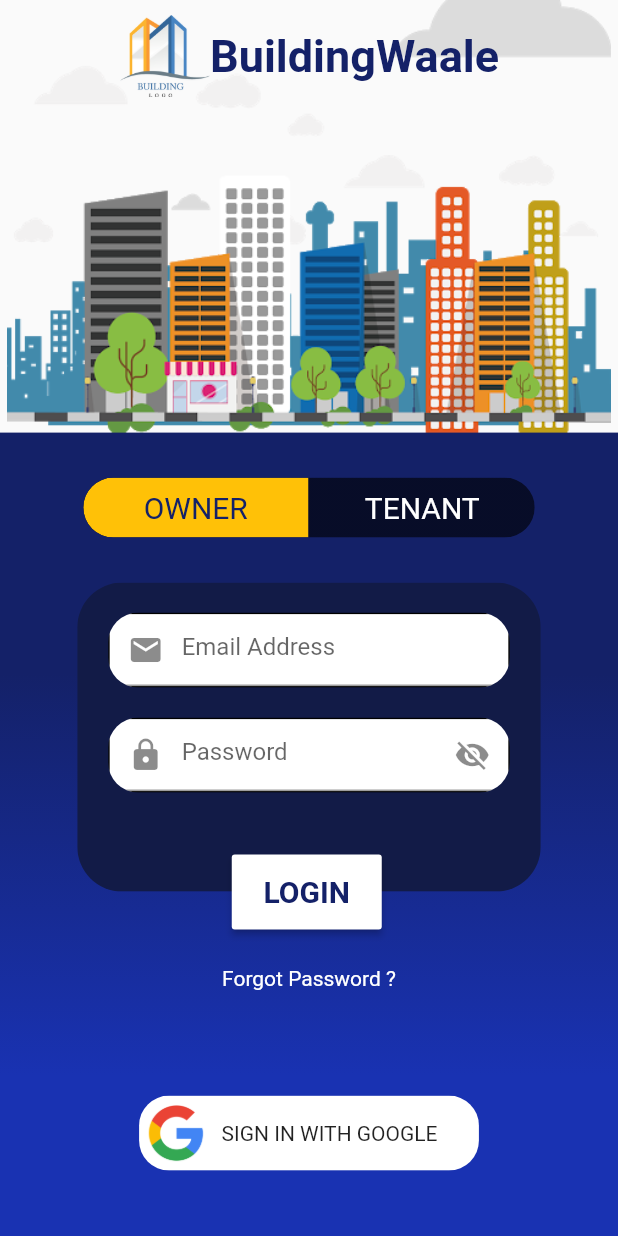
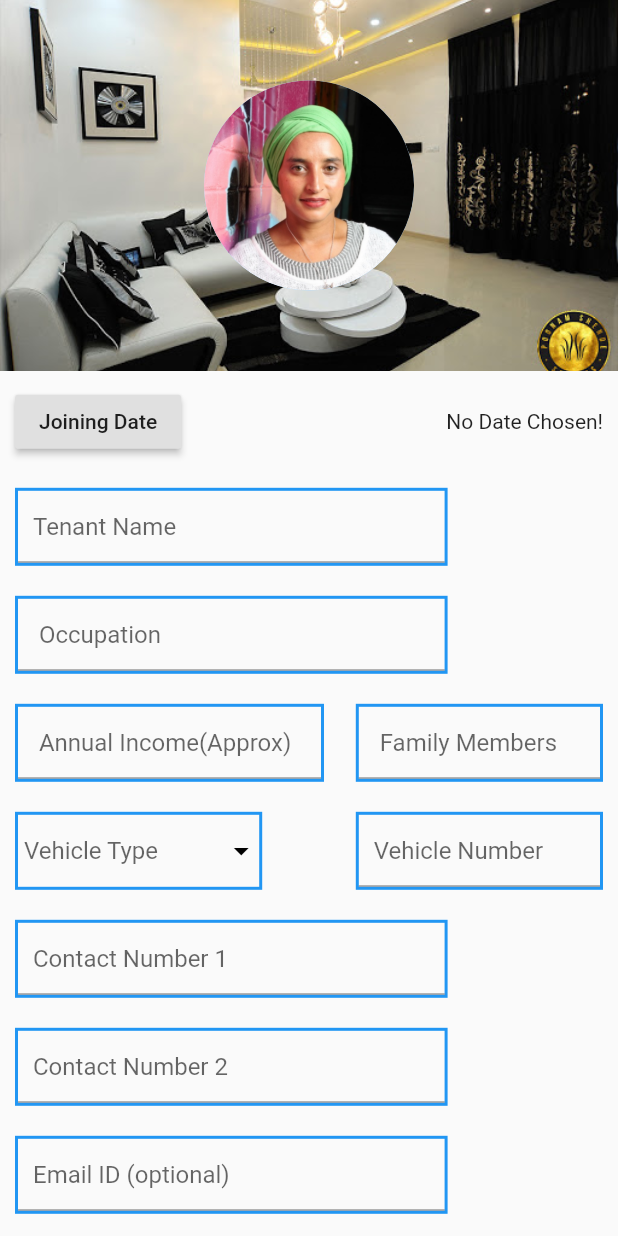
Before and after one commit to smqcse101/Miniprojectlite, a Flutter app: the screen it shows after launch, on a phone screen of 412 x 824 dp. Run offline on Flutter 3.47's test engine with Material 2 defaults, Android fonts, the phone set to English and light mode, and no system bars; drawn by our look-alikes of toggle_switch; our stand-ins replace image_picker.

Commit message:
5th iteration

```diff
--- /dev/null
+++ b/lib/Pages/addtenant.dart
@@ -0,0 +1,361 @@
+import 'package:flutter/cupertino.dart';
+import 'package:intl/intl.dart';
+import 'package:flutter/material.dart';
+import 'package:flutter/rendering.dart';
+import 'package:flutter/widgets.dart';
+import 'package:miniproject/models/tenantmodel.dart';
+
+class AddTenant extends StatefulWidget {
+  @override
+  _AddTenantState createState() => _AddTenantState();
+}
+
+class _AddTenantState extends State<AddTenant> {
+  TenanatDetails data = TenanatDetails();
+
+  DateTime selectedDate;
+
+  void _presentDatePicker() {
+    showDatePicker(
+      context: context,
+      initialDate: DateTime.now(),
+      firstDate: DateTime(1980),
+      lastDate: DateTime.now(),
+    ).then((pickedDate) {
+      if (pickedDate == null) {
+        return;
+      }
+      setState(() {
+        selectedDate = pickedDate;
+      });
+    });
+  }
+
+  @override
+  Widget build(BuildContext context) {
+    double screenheight = MediaQuery.of(context).size.height;
+    double screenwidth = MediaQuery.of(context).size.width;
+
+    return Scaffold(
+      body: Container(
+          child: ListView(
+        children: [
+          Column(
+            children: [
+              Stack(
+                alignment: Alignment.center,
+                children: [
+                  Container(
+                    height: screenheight * 0.3,
+                    width: double.infinity,
+                    child: Image.asset(
+                      "Assets/flat.jpg",
+                      fit: BoxFit.fitWidth,
+                      colorBlendMode: BlendMode.dstATop,
+                    ),
+                  ),
+                  Positioned(
+                      child: CircleAvatar(
+                    radius: 70,
+                    backgroundImage: AssetImage("Assets/profile.png"),
+                  )),
+                ],
+              ),
+              Container(
+                width: screenwidth,
+                padding: EdgeInsets.all(10),
+                child: Column(
+                  crossAxisAlignment: CrossAxisAlignment.start,
+                  children: [
+                    Row(
+                      mainAxisAlignment: MainAxisAlignment.spaceBetween,
+                      children: [
+                        RaisedButton(
+                          onPressed: _presentDatePicker,
+                          child: Text("Joining Date"),
+                        ),
+                        Text(selectedDate == null
+                            ? 'No Date Chosen!'
+                            : 'Picked Date: ${DateFormat.yMMMd().format(selectedDate)}'),
+                      ],
+                    ),
+                    SizedBox(
+                      height: 20,
+                    ),
+                    Container(
+                      decoration: BoxDecoration(
+                          border: Border.all(width: 2, color: Colors.blue)),
+                      width: screenwidth * 0.7,
+                      child: TextFormField(
+                        onSaved: (value) {
+                          setState(() {
+                            data.familyName = value;
+                          });
+                        },
+                        decoration: InputDecoration(
+                            hintText: 'Tenant Name',
+                            contentPadding: EdgeInsets.all(10)),
+                      ),
+                    ),
+                    SizedBox(
+                      height: 20,
+                    ),
+                    Container(
+                      decoration: BoxDecoration(
+                          border: Border.all(width: 2, color: Colors.blue)),
+                      width: screenwidth * 0.7,
+                      child: TextFormField(
+                        onSaved: (value) {
+                          setState(() {
+                            data.occupation = value;
+                          });
+                        },
+                        decoration: InputDecoration(
+                            hintText: ' Occupation',
+                            contentPadding: EdgeInsets.all(10)),
+                      ),
+                    ),
+                    SizedBox(
+                      height: 20,
+                    ),
+                    Row(
+                      mainAxisAlignment: MainAxisAlignment.spaceBetween,
+                      children: [
+                        Container(
+                          decoration: BoxDecoration(
+                              border: Border.all(width: 2, color: Colors.blue)),
+                          width: screenwidth * 0.5,
+                          child: TextFormField(
+                            keyboardType: TextInputType.number,
+                            onSaved: (value) {
+                              setState(() {
+                                data.annualIncome = value;
+                              });
+                            },
+                            decoration: InputDecoration(
+                                hintText: ' Annual Income(Approx)',
+                                contentPadding: EdgeInsets.all(10)),
+                          ),
+                        ),
+                        Container(
+                          decoration: BoxDecoration(
+                              border: Border.all(width: 2, color: Colors.blue)),
+                          width: screenwidth * 0.4,
+                          child: TextFormField(
+                            keyboardType: TextInputType.number,
+                            onSaved: (value) {
+                              setState(() {
+                                data.familyMembers = int.parse(value);
+                              });
+                            },
+                            decoration: InputDecoration(
+                                hintText: ' Family Members',
+                                contentPadding: EdgeInsets.all(10)),
+                          ),
+                        )
+                      ],
+                    ),
+                    SizedBox(
+                      height: 20,
+                    ),
+                    Row(
+                      mainAxisAlignment: MainAxisAlignment.spaceBetween,
+                      children: [
+                        Container(
+                          decoration: BoxDecoration(
+                              border: Border.all(width: 2, color: Colors.blue)),
+                          width: screenwidth * 0.4,
+                          child: DropdownButtonHideUnderline(
+                            child: DropdownButton<String>(
+                              hint: Text(
+                                " Vehicle Type",
+                                style: TextStyle(fontSize: 16),
+                              ),
+                              iconEnabledColor: Colors.black,
+                              style: TextStyle(
+                                color: Colors.black,
+                              ),
+                              value: data.vehicleType,
+                              items: <String>[
+                                "2 wheeler(Gear)",
+                                "2 wheeler(Gearless)",
+                                "4 wheeler",
+                              ].map((String dropDownString) {
+                                return DropdownMenuItem<String>(
+                                  value: dropDownString,
+                                  child: Text(dropDownString),
+                                );
+                              }).toList(),
+                              onChanged: (String selectedValue) {
+                                setState(() {
+                                  data.vehicleType = selectedValue;
+                                });
+                              },
+                            ),
+                          ),
+                        ),
+                        Container(
+                          decoration: BoxDecoration(
+                              border: Border.all(width: 2, color: Colors.blue)),
+                          width: screenwidth * 0.4,
+                          child: TextFormField(
+                            keyboardType: TextInputType.number,
+                            onSaved: (value) {
+                              setState(() {
+                                data.vehicleNumber = value;
+                              });
+                            },
+                            decoration: InputDecoration(
+                                hintText: 'Vehicle Number',
+                                contentPadding: EdgeInsets.all(10)),
+                          ),
+                        )
+                      ],
+                    ),
+                    SizedBox(
+                      height: 20,
+                    ),
+                    Container(
+                      decoration: BoxDecoration(
+                          border: Border.all(width: 2, color: Colors.blue)),
+                      width: screenwidth * 0.7,
+                      child: TextFormField(
+                        keyboardType: TextInputType.number,
+                        onSaved: (value) {
+                          setState(() {
+                            data.contactNumber1 = value;
+                          });
+                        },
+                        decoration: InputDecoration(
+                            hintText: 'Contact Number 1',
+                            contentPadding: EdgeInsets.all(10)),
+                      ),
+                    ),
+                    SizedBox(
+                      height: 20,
+                    ),
+                    Container(
+                      decoration: BoxDecoration(
+                          border: Border.all(width: 2, color: Colors.blue)),
+                      width: screenwidth * 0.7,
+                      child: TextFormField(
+                        keyboardType: TextInputType.number,
+                        onSaved: (value) {
+                          setState(() {
+                            data.contactNumber2 = value;
+                          });
+                        },
+                        decoration: InputDecoration(
+                            hintText: 'Contact Number 2',
+                            contentPadding: EdgeInsets.all(10)),
+                      ),
+                    ),
+                    SizedBox(
+                      height: 20,
+                    ),
+                    Container(
+                      decoration: BoxDecoration(
+                          border: Border.all(width: 2, color: Colors.blue)),
+                      width: screenwidth * 0.7,
+                      child: TextFormField(
+                        onSaved: (value) {
+                          setState(() {
+                            data.emailId = value;
+                          });
+                        },
+                        decoration: InputDecoration(
+                            hintText: 'Email ID (optional)',
+                            contentPadding: EdgeInsets.all(10)),
+                      ),
+                    ),
+                    SizedBox(
+                      height: 20,
+                    ),
+                    Row(
+                      mainAxisAlignment: MainAxisAlignment.spaceBetween,
+                      children: [
+                        Container(
+                          decoration: BoxDecoration(
+                              border: Border.all(width: 2, color: Colors.blue)),
+                          width: screenwidth * 0.5,
+                          child: TextFormField(
+                            onSaved: (value) {
+                              setState(() {
+                                data.depositedAmount = value;
+                              });
+                            },
+                            decoration: InputDecoration(
+                                hintText: 'Deposited Amount',
+                                contentPadding: EdgeInsets.all(10)),
+                          ),
+                        ),
+                        Container(
+                          decoration: BoxDecoration(
+                              border: Border.all(width: 2, color: Colors.blue)),
+                          width: screenwidth * 0.4,
+                          child: TextFormField(
+                            onSaved: (value) {
+                              setState(() {
+                                data.emailId = value;
+                              });
+                            },
+                            decoration: InputDecoration(
+                                hintText: 'Rent',
+                                contentPadding: EdgeInsets.all(10)),
+                          ),
+                        )
+                      ],
+                    ),
+                    SizedBox(
+                      height: 20,
+                    ),
+                    Row(
+                      mainAxisAlignment: MainAxisAlignment.spaceBetween,
+                      children: [
+                        Container(
+                          decoration: BoxDecoration(
+                              border: Border.all(width: 2, color: Colors.blue)),
+                          width: screenwidth * 0.5,
+                          child: TextFormField(
+                            onSaved: (value) {
+                              setState(() {
+                                data.annualIncrement = double.parse(value);
+                              });
+                            },
+                            decoration: InputDecoration(
+                                hintText: 'Annual Increment %',
+                                contentPadding: EdgeInsets.all(10)),
+                          ),
+                        ),
+                        RaisedButton(
+                            child: Text("Add before Photos"), onPressed: () {}),
+                      ],
+                    ),
+                    SizedBox(
+                      height: 20,
+                    ),
+                    Container(
+                      width: screenwidth,
+                      height: 500,
+                      child: GridView.count(
+                        crossAxisCount: 3,
+                        crossAxisSpacing: 5,
+                        mainAxisSpacing: 5,
+                        padding: EdgeInsets.all(10.0),
+                        children: List.generate(40,(index){
+                          return Container(color: Colors.red,);
+                        }),
+                      ),
+                    ),
+                    RaisedButton(
+                        child: Text("Submit "), onPressed: () {}),
+                  ],
+                ),
+              )
+            ],
+          ),
+        ],
+      )),
+    );
+  }
+}
--- a/lib/main.dart
+++ b/lib/main.dart
@@ -4,6 +4,7 @@ import 'package:flutter/widgets.dart';
 
 import 'package:flutter/material.dart';
 import 'package:miniproject/Pages/LandLordOnBoarding.dart';
+import 'package:miniproject/Pages/addtenant.dart';
 import 'package:miniproject/Pages/buildingdetails.dart';
 import 'package:miniproject/Pages/createnotice.dart';
 import 'package:miniproject/Pages/loginPage.dart';
@@ -30,6 +31,6 @@ class Building extends StatefulWidget {
 class _BuildingState extends State<Building> {
   @override
   Widget build(BuildContext context) {
-    return LoginPage();
+    return AddTenant();
   }
 }
--- /dev/null
+++ b/lib/models/tenantmodel.dart
@@ -0,0 +1,18 @@
+class TenanatDetails {
+  DateTime joiningDate;
+  String familyName;
+  String occupation;
+  String annualIncome;
+  int familyMembers;
+  String vehicleType;
+  String vehicleNumber;
+  String contactNumber1;
+  String contactNumber2;
+  String emailId;
+  String depositedAmount;
+  double rentPerMont;
+  double annualIncrement;
+
+
+
+}
--- a/pubspec.yaml
+++ b/pubspec.yaml
@@ -23,6 +23,8 @@ environment:
 dependencies:
   flutter:
     sdk: flutter
+  intl: ^0.16.1
+
 
 
   # The following adds the Cupertino Icons font to your application.
```
Also changed, not shown: pubspec.lock.
